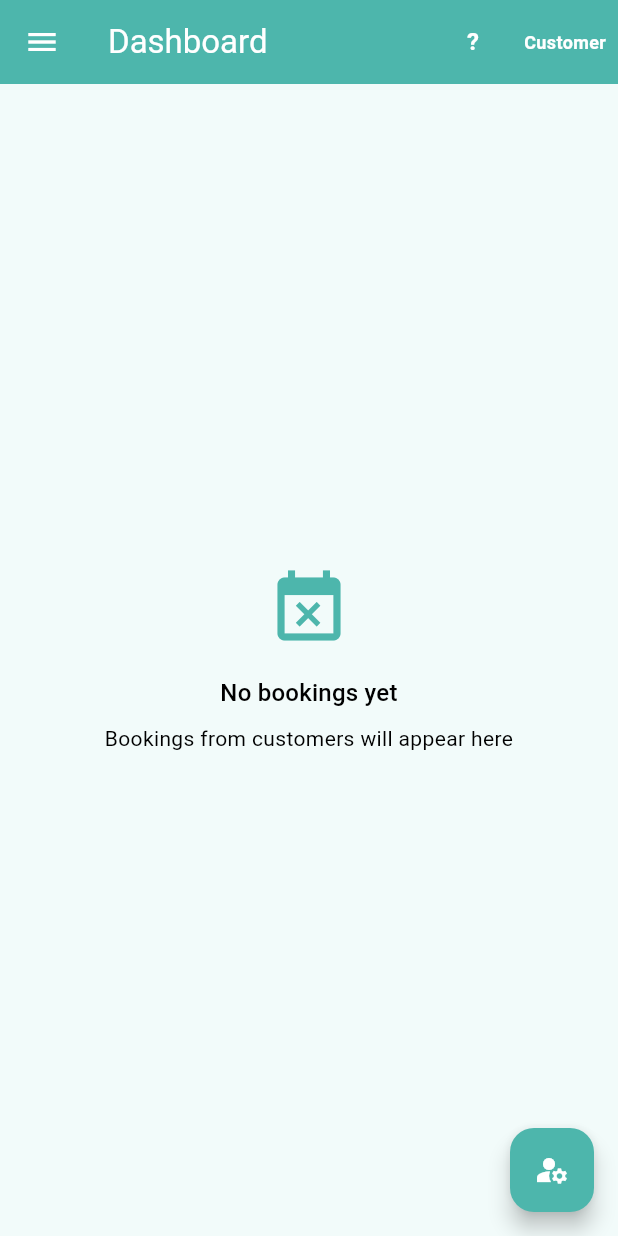
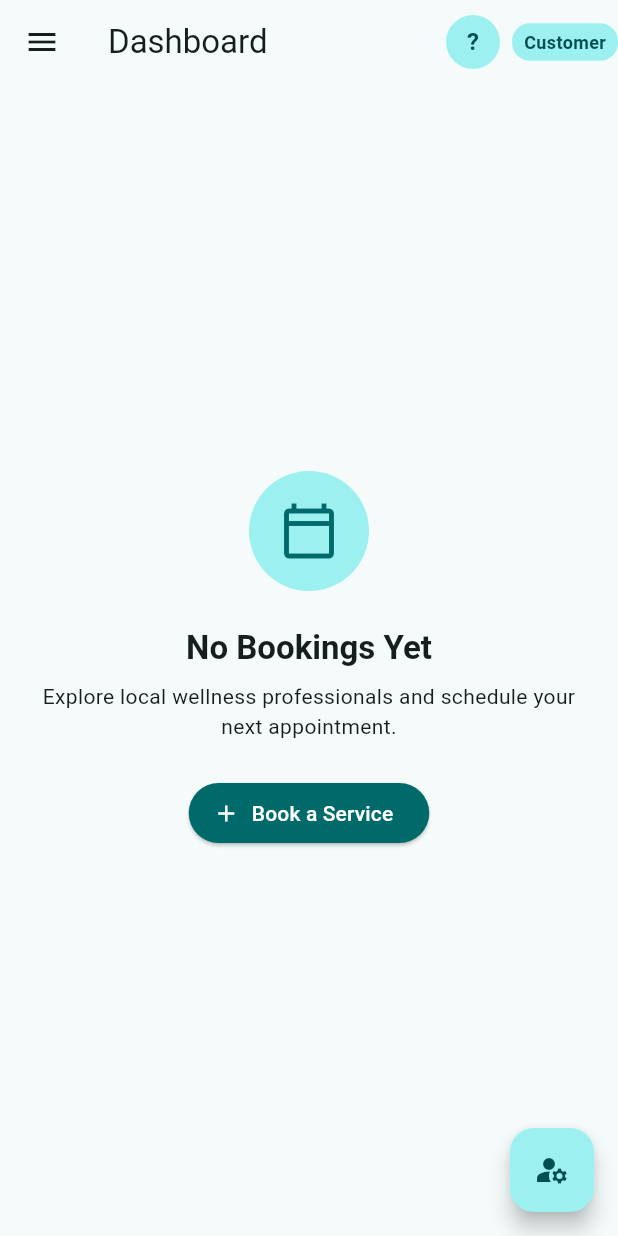
Before and after one commit to Zsolt-85/restorahub, a Flutter app: the screen it shows after launch, after a tap on "Login", after a tap on "Don't have an account? Register", on a phone screen of 412 x 824 dp. Run offline on Flutter 3.47's test engine with Material 3 defaults, Android fonts, the phone set to English and light mode, and no system bars; our stand-ins replace cloud_firestore, firebase_auth, firebase_core, flutter_local_notifications, share_plus, shared_preferences and 3 more; missing offline and left inert: add_2_calendar; accounts and stored records are empty.

```diff
--- a/lib/pages/user_home_page.dart
+++ b/lib/pages/user_home_page.dart
@@ -134,11 +134,19 @@ class _UserHomePageState extends State<UserHomePage> {
     final appointments = apptProvider.filteredAppointments;
     if (appointments.isEmpty) {
       return EmptyStateWidget(
-        icon: isCustomer ? Icons.event_busy : Icons.event_busy,
-        title: isCustomer ? 'No appointments yet' : 'No bookings yet',
-        subtitle: isCustomer
-            ? 'Tap + to book your first service'
-            : 'Bookings from customers will appear here',
+        icon: Icons.calendar_today_outlined,
+        title: 'No Bookings Yet',
+        subtitle: 'Explore local wellness professionals and schedule your next appointment.',
+        actionButton: ElevatedButton.icon(
+          onPressed: () {
+            Navigator.push(
+              context,
+              MaterialPageRoute(builder: (_) => const ServicesPage()),
+            );
+          },
+          icon: const Icon(Icons.add),
+          label: const Text('Book a Service'),
+        ),
       );
     }
 
--- a/lib/providers/theme_provider.dart
+++ b/lib/providers/theme_provider.dart
@@ -23,71 +23,96 @@ class ThemeProvider extends ChangeNotifier {
   ThemeData get theme {
     switch (_currentTheme) {
       case AppTheme.dark:
-        return ThemeData.dark().copyWith(
-          primaryColor: Colors.black,
-          scaffoldBackgroundColor: const Color(0xFF121212),
-          appBarTheme: const AppBarTheme(
-            backgroundColor: Colors.black,
-            foregroundColor: Colors.white,
-            elevation: 0,
-          ),
-          colorScheme: const ColorScheme.dark(
-            primary: Colors.white,
-            secondary: Colors.grey,
-          ),
-          elevatedButtonTheme: ElevatedButtonThemeData(
-            style: ElevatedButton.styleFrom(
-              backgroundColor: Colors.white,
-              foregroundColor: Colors.black,
-            ),
-          ),
+        return _buildTheme(
+          seedColor: const Color(0xFF6366F1),
+          brightness: Brightness.dark,
+          surface: const Color(0xFF121212),
+          onSurface: const Color(0xFFF3F4F6),
         );
       case AppTheme.indigo:
-        return ThemeData(
+        return _buildTheme(
+          seedColor: const Color(0xFF1E3A8A),
           brightness: Brightness.light,
-          primaryColor: Colors.indigo,
-          scaffoldBackgroundColor: const Color(0xFFF5F7FB),
-          appBarTheme: const AppBarTheme(
-            backgroundColor: Colors.indigo,
-            foregroundColor: Colors.white,
-            elevation: 0,
-          ),
-          colorScheme: const ColorScheme.light(
-            primary: Colors.indigo,
-            secondary: Colors.indigoAccent,
-          ),
+          surface: const Color(0xFFF8FAFC),
+          onSurface: const Color(0xFF1E3A8A),
         );
       case AppTheme.rose:
-        return ThemeData(
+        return _buildTheme(
+          seedColor: const Color(0xFFBE123C),
           brightness: Brightness.light,
-          primaryColor: const Color(0xFFE91E63),
-          scaffoldBackgroundColor: const Color(0xFFFFF5F8),
-          appBarTheme: const AppBarTheme(
-            backgroundColor: Color(0xFFE91E63),
-            foregroundColor: Colors.white,
-            elevation: 0,
-          ),
-          colorScheme: const ColorScheme.light(
-            primary: Color(0xFFE91E63),
-            secondary: Color(0xFFF48FB1),
-          ),
+          surface: const Color(0xFFFFF1F2),
+          onSurface: const Color(0xFF1E293B),
         );
       case AppTheme.teal:
-        return ThemeData(
+        return _buildTheme(
+          seedColor: const Color(0xFF008080),
           brightness: Brightness.light,
-          primaryColor: const Color(0xFF4DB6AC),
-          scaffoldBackgroundColor: const Color(0xFFF2FBFA),
-          appBarTheme: const AppBarTheme(
-            backgroundColor: Color(0xFF4DB6AC),
-            foregroundColor: Colors.white,
-            elevation: 0,
-          ),
-          colorScheme: const ColorScheme.light(
-            primary: Color(0xFF4DB6AC),
-            secondary: Color(0xFF80CBC4),
-          ),
         );
     }
+  }
+
+  ThemeData _buildTheme({
+    required Color seedColor,
+    required Brightness brightness,
+    Color? surface,
+    Color? onSurface,
+  }) {
+    final colorScheme = ColorScheme.fromSeed(
+      seedColor: seedColor,
+      brightness: brightness,
+    ).copyWith(
+      surface: surface,
+      onSurface: onSurface,
+    );
+
+    return ThemeData(
+      colorScheme: colorScheme,
+      scaffoldBackgroundColor: colorScheme.surface,
+      chipTheme: _buildChipTheme(colorScheme),
+      elevatedButtonTheme: _buildElevatedButtonTheme(colorScheme),
+      tabBarTheme: _buildTabBarTheme(colorScheme),
+    );
+  }
+
+  ChipThemeData _buildChipTheme(ColorScheme colorScheme) {
+    final onSurface = colorScheme.onSurface;
+    return ChipThemeData(
+      selectedColor: colorScheme.primary,
+      backgroundColor: colorScheme.surface,
+      disabledColor: onSurface.withOpacity(0.12),
+      labelStyle: TextStyle(color: colorScheme.onSurface),
+      secondaryLabelStyle: TextStyle(color: colorScheme.onSurface),
+    );
+  }
+
+  ElevatedButtonThemeData _buildElevatedButtonTheme(ColorScheme colorScheme) {
+    final onSurface = colorScheme.onSurface;
+    return ElevatedButtonThemeData(
+      style: ButtonStyle(
+        backgroundColor: MaterialStateProperty.resolveWith((states) {
+          if (states.contains(MaterialState.disabled)) {
+            return onSurface.withOpacity(0.12);
+          }
+          return colorScheme.primary;
+        }),
+        foregroundColor: MaterialStateProperty.resolveWith((states) {
+          if (states.contains(MaterialState.disabled)) {
+            return onSurface.withOpacity(0.38);
+          }
+          return colorScheme.onPrimary;
+        }),
+      ),
+    );
+  }
+
+  TabBarThemeData _buildTabBarTheme(ColorScheme colorScheme) {
+    final onSurface = colorScheme.onSurface;
+    return TabBarThemeData(
+      indicator: BoxDecoration(color: colorScheme.primary),
+      labelColor: colorScheme.onPrimary,
+      unselectedLabelColor: colorScheme.onSurface,
+      unselectedLabelStyle: TextStyle(color: onSurface.withOpacity(0.38)),
+    );
   }
 
   void setTheme(AppTheme theme) {
--- a/lib/widgets/empty_state_widget.dart
+++ b/lib/widgets/empty_state_widget.dart
@@ -23,11 +23,29 @@ class EmptyStateWidget extends StatelessWidget {
         child: Column(
           mainAxisSize: MainAxisSize.min,
           children: [
-            Icon(icon, size: 56, color: theme.colorScheme.primary),
-            const SizedBox(height: 16),
+            Container(
+              width: 80,
+              height: 80,
+              decoration: BoxDecoration(
+                color: theme.colorScheme.primaryContainer,
+                shape: BoxShape.circle,
+              ),
+              child: Icon(
+                icon,
+                size: 40,
+                color: theme.colorScheme.primary,
+              ),
+            ),
+            const SizedBox(height: 24),
             Text(
               title,
-              style: theme.textTheme.titleMedium,
+              style: theme.textTheme.titleLarge?.copyWith(
+                fontWeight: FontWeight.bold,
+              ) ??
+                  theme.textTheme.titleMedium?.copyWith(
+                    fontWeight: FontWeight.bold,
+                  ) ??
+                  const TextStyle(fontWeight: FontWeight.bold, fontSize: 18),
               textAlign: TextAlign.center,
             ),
             const SizedBox(height: 8),
@@ -37,7 +55,7 @@ class EmptyStateWidget extends StatelessWidget {
               style: theme.textTheme.bodyMedium,
             ),
             if (actionButton != null) ...[
-              const SizedBox(height: 16),
+              const SizedBox(height: 24),
               actionButton!,
             ],
           ],
```
Also changed, not shown: lib/pages/booking_page.dart (+23 -4 lines), lib/pages/edit_appointment_page.dart (+23 -4 lines), lib/pages/professional_booking_management_page.dart (+11 -4 lines), lib/pages/settings_page.dart (+8 -8 lines), lib/widgets/user_profile_avatar.dart (+8 -8 lines).
